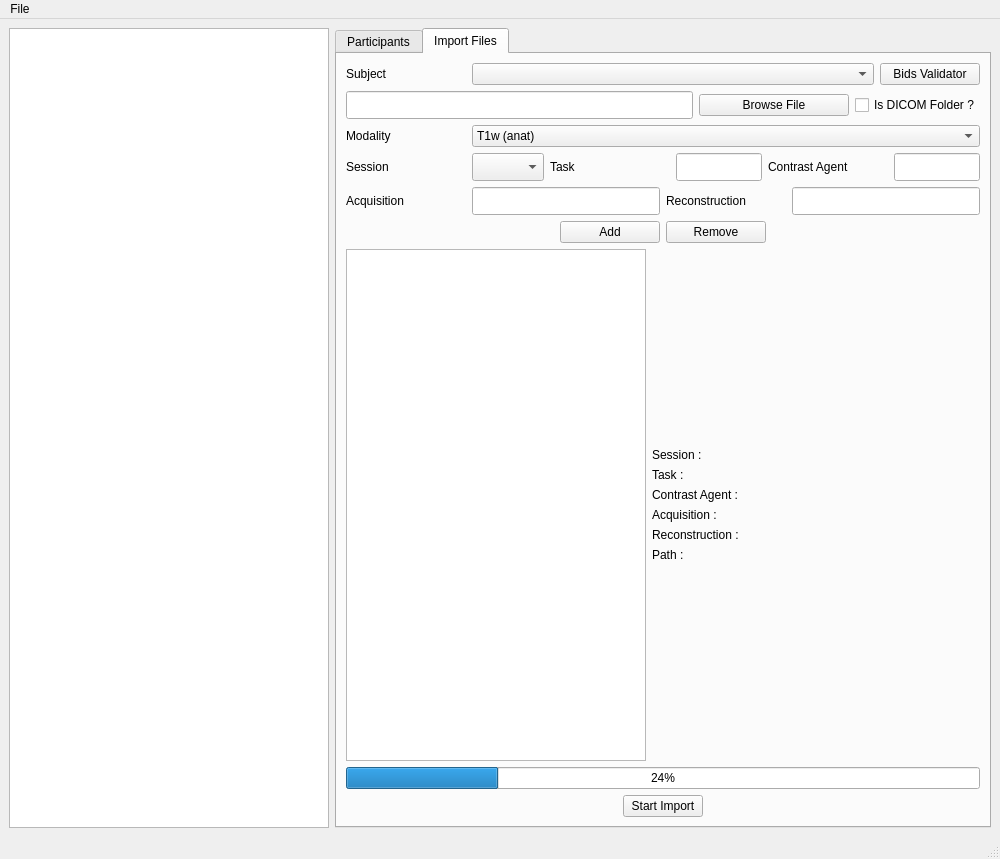
Old version of the form bidsificator/forms/MainWindow.ui in the repository HIP-infrastructure/Bidsificator.
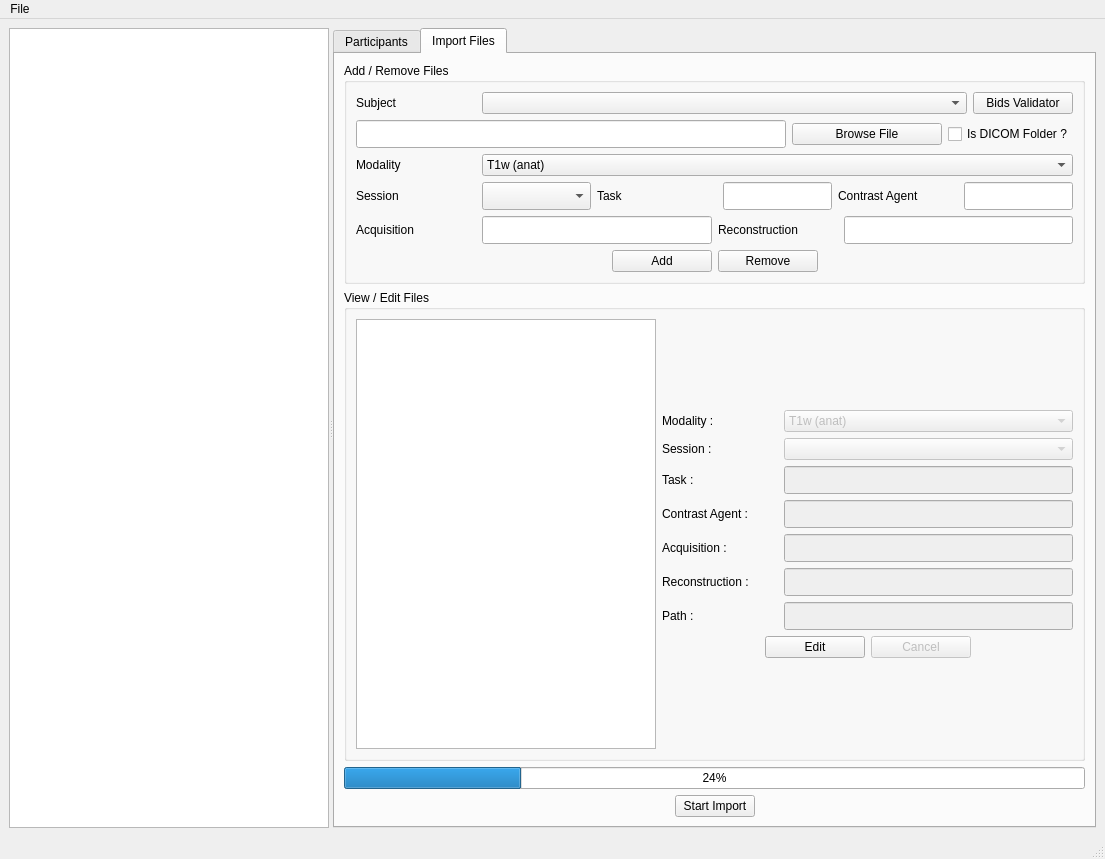
New version of the form. The open tabs and pages were chosen to show the change. Custom widgets are drawn as their Qt base class.

Commit message: Add possiblity to edit ui fields Fix session folder path that was previously only to post TODO : add the possiblity to add other session than default pre or post and handle that here as well

```diff
--- a/bidsificator/forms/MainWindow.ui
+++ b/bidsificator/forms/MainWindow.ui
@@ -6,7 +6,7 @@
    <rect>
     <x>0</x>
     <y>0</y>
-    <width>1000</width>
+    <width>1105</width>
     <height>859</height>
    </rect>
   </property>
@@ -16,6 +16,10 @@
   <widget class="QWidget" name="centralwidget">
    <layout class="QGridLayout" name="gridLayout_3">
     <item row="0" column="0">
+     <widget class="QSplitter" name="splitter">
+      <property name="orientation">
+       <enum>Qt::Horizontal</enum>
+      </property>
      <widget class="QTreeView" name="fileTreeView">
       <property name="minimumSize">
        <size>
@@ -30,8 +34,6 @@
        </size>
       </property>
      </widget>
-    </item>
-    <item row="0" column="1">
      <widget class="QTabWidget" name="tabWidget">
       <property name="currentIndex">
        <number>1</number>
@@ -107,8 +109,14 @@
        <attribute name="title">
         <string>Import Files</string>
        </attribute>
-       <layout class="QGridLayout" name="gridLayout">
-        <item row="0" column="0">
+        <layout class="QVBoxLayout" name="verticalLayout_2">
+         <item>
+          <widget class="QGroupBox" name="groupBox_2">
+           <property name="title">
+            <string>Add / Remove Files</string>
+           </property>
+           <layout class="QVBoxLayout" name="verticalLayout">
+            <item>
          <layout class="QHBoxLayout" name="SubjectLayout">
           <item>
            <widget class="QLabel" name="Subjectlabel">
@@ -160,7 +168,339 @@
           </item>
          </layout>
         </item>
-        <item row="5" column="0">
+            <item>
+             <layout class="QHBoxLayout" name="BrowseLayout">
+              <item>
+               <widget class="QLineEdit" name="AR_BrowseLineEdit">
+                <property name="minimumSize">
+                 <size>
+                  <width>0</width>
+                  <height>28</height>
+                 </size>
+                </property>
+                <property name="maximumSize">
+                 <size>
+                  <width>16777215</width>
+                  <height>28</height>
+                 </size>
+                </property>
+               </widget>
+              </item>
+              <item>
+               <widget class="QPushButton" name="AR_BrowsePushButton">
+                <property name="minimumSize">
+                 <size>
+                  <width>150</width>
+                  <height>0</height>
+                 </size>
+                </property>
+                <property name="maximumSize">
+                 <size>
+                  <width>150</width>
+                  <height>16777215</height>
+                 </size>
+                </property>
+                <property name="text">
+                 <string>Browse File</string>
+                </property>
+               </widget>
+              </item>
+              <item>
+               <widget class="QCheckBox" name="AR_IsDicomFolderCheckBox">
+                <property name="text">
+                 <string>Is DICOM Folder ?</string>
+                </property>
+               </widget>
+              </item>
+             </layout>
+            </item>
+            <item>
+             <layout class="QHBoxLayout" name="ModalityLayout">
+              <item>
+               <widget class="QLabel" name="AR_ModalityLabel">
+                <property name="minimumSize">
+                 <size>
+                  <width>120</width>
+                  <height>0</height>
+                 </size>
+                </property>
+                <property name="maximumSize">
+                 <size>
+                  <width>120</width>
+                  <height>16777215</height>
+                 </size>
+                </property>
+                <property name="text">
+                 <string>Modality</string>
+                </property>
+               </widget>
+              </item>
+              <item>
+               <widget class="QComboBox" name="AR_ModalityComboBox">
+                <property name="minimumSize">
+                 <size>
+                  <width>0</width>
+                  <height>0</height>
+                 </size>
+                </property>
+                <item>
+                 <property name="text">
+                  <string>T1w (anat)</string>
+                 </property>
+                </item>
+                <item>
+                 <property name="text">
+                  <string>T2w (anat)</string>
+                 </property>
+                </item>
+                <item>
+                 <property name="text">
+                  <string>T1rho (anat)</string>
+                 </property>
+                </item>
+                <item>
+                 <property name="text">
+                  <string>T2start (anat)</string>
+                 </property>
+                </item>
+                <item>
+                 <property name="text">
+                  <string>FLAIR (anat)</string>
+                 </property>
+                </item>
+                <item>
+                 <property name="text">
+                  <string>ct (anat)</string>
+                 </property>
+                </item>
+                <item>
+                 <property name="text">
+                  <string>ieeg (ieeg)</string>
+                 </property>
+                </item>
+                <item>
+                 <property name="text">
+                  <string>photo (ieeg)</string>
+                 </property>
+                </item>
+               </widget>
+              </item>
+             </layout>
+            </item>
+            <item>
+             <layout class="QHBoxLayout" name="EntitiesLayout1">
+              <item>
+               <widget class="QLabel" name="AR_SessionLabel">
+                <property name="minimumSize">
+                 <size>
+                  <width>120</width>
+                  <height>28</height>
+                 </size>
+                </property>
+                <property name="maximumSize">
+                 <size>
+                  <width>16777215</width>
+                  <height>28</height>
+                 </size>
+                </property>
+                <property name="text">
+                 <string>Session</string>
+                </property>
+               </widget>
+              </item>
+              <item>
+               <widget class="QComboBox" name="AR_SessionComboBox">
+                <property name="sizePolicy">
+                 <sizepolicy hsizetype="Expanding" vsizetype="Fixed">
+                  <horstretch>0</horstretch>
+                  <verstretch>0</verstretch>
+                 </sizepolicy>
+                </property>
+                <property name="minimumSize">
+                 <size>
+                  <width>0</width>
+                  <height>28</height>
+                 </size>
+                </property>
+                <property name="maximumSize">
+                 <size>
+                  <width>16777215</width>
+                  <height>28</height>
+                 </size>
+                </property>
+               </widget>
+              </item>
+              <item>
+               <widget class="QLabel" name="AR_TaskLabel">
+                <property name="minimumSize">
+                 <size>
+                  <width>120</width>
+                  <height>28</height>
+                 </size>
+                </property>
+                <property name="maximumSize">
+                 <size>
+                  <width>16777215</width>
+                  <height>28</height>
+                 </size>
+                </property>
+                <property name="text">
+                 <string>Task</string>
+                </property>
+               </widget>
+              </item>
+              <item>
+               <widget class="QLineEdit" name="AR_TaskLineEdit">
+                <property name="sizePolicy">
+                 <sizepolicy hsizetype="Expanding" vsizetype="Fixed">
+                  <horstretch>0</horstretch>
+                  <verstretch>0</verstretch>
+                 </sizepolicy>
+                </property>
+                <property name="minimumSize">
+                 <size>
+                  <width>0</width>
+                  <height>28</height>
+                 </size>
+                </property>
+                <property name="maximumSize">
+                 <size>
+                  <width>16777215</width>
+                  <height>28</height>
+                 </size>
+                </property>
+               </widget>
+              </item>
+              <item>
+               <widget class="QLabel" name="AR_ContrastAgentLabel">
+                <property name="minimumSize">
+                 <size>
+                  <width>120</width>
+                  <height>28</height>
+                 </size>
+                </property>
+                <property name="maximumSize">
+                 <size>
+                  <width>16777215</width>
+                  <height>28</height>
+                 </size>
+                </property>
+                <property name="text">
+                 <string>Contrast Agent</string>
+                </property>
+               </widget>
+              </item>
+              <item>
+               <widget class="QLineEdit" name="AR_ContrastAgentLineEdit">
+                <property name="sizePolicy">
+                 <sizepolicy hsizetype="Expanding" vsizetype="Fixed">
+                  <horstretch>0</horstretch>
+                  <verstretch>0</verstretch>
+                 </sizepolicy>
+                </property>
+                <property name="minimumSize">
+                 <size>
+                  <width>0</width>
+                  <height>28</height>
+                 </size>
+                </property>
+                <property name="maximumSize">
+                 <size>
+                  <width>16777215</width>
+                  <height>28</height>
+                 </size>
+                </property>
+               </widget>
+              </item>
+             </layout>
+            </item>
+            <item>
+             <layout class="QHBoxLayout" name="EntitiesLayout2">
+              <item>
+               <widget class="QLabel" name="AR_AcquisitionLabel">
+                <property name="minimumSize">
+                 <size>
+                  <width>120</width>
+                  <height>28</height>
+                 </size>
+                </property>
+                <property name="maximumSize">
+                 <size>
+                  <width>16777215</width>
+                  <height>28</height>
+                 </size>
+                </property>
+                <property name="text">
+                 <string>Acquisition</string>
+                </property>
+               </widget>
+              </item>
+              <item>
+               <widget class="QLineEdit" name="AR_AcquisitionLineEdit">
+                <property name="sizePolicy">
+                 <sizepolicy hsizetype="Expanding" vsizetype="Fixed">
+                  <horstretch>0</horstretch>
+                  <verstretch>0</verstretch>
+                 </sizepolicy>
+                </property>
+                <property name="minimumSize">
+                 <size>
+                  <width>0</width>
+                  <height>28</height>
+                 </size>
+                </property>
+                <property name="maximumSize">
+                 <size>
+                  <width>16777215</width>
+                  <height>28</height>
+                 </size>
+                </property>
+               </widget>
+              </item>
+              <item>
+               <widget class="QLabel" name="AR_ReconstructionLabel">
+                <property name="minimumSize">
+                 <size>
+                  <width>120</width>
+                  <height>28</height>
+                 </size>
+                </property>
+                <property name="maximumSize">
+                 <size>
+                  <width>16777215</width>
+                  <height>28</height>
+                 </size>
+                </property>
+                <property name="text">
+                 <string>Reconstruction</string>
+                </property>
+               </widget>
+              </item>
+              <item>
+               <widget class="QLineEdit" name="AR_ReconstructionLineEdit">
+                <property name="sizePolicy">
+                 <sizepolicy hsizetype="Expanding" vsizetype="Fixed">
+                  <horstretch>0</horstretch>
+                  <verstretch>0</verstretch>
+                 </sizepolicy>
+                </property>
+                <property name="minimumSize">
+                 <size>
+                  <width>0</width>
+                  <height>28</height>
+                 </size>
+                </property>
+                <property name="maximumSize">
+                 <size>
+                  <width>16777215</width>
+                  <height>28</height>
+                 </size>
+                </property>
+               </widget>
+              </item>
+             </layout>
+            </item>
+            <item>
          <layout class="QHBoxLayout" name="AddRemoveFileLayout">
           <item>
            <spacer name="horizontalSpacer">
@@ -228,50 +568,45 @@
           </item>
          </layout>
         </item>
-        <item row="6" column="0">
-         <layout class="QHBoxLayout" name="InfoLayout">
-          <item>
-           <widget class="QListWidget" name="fileListWidget">
-            <property name="minimumSize">
-             <size>
-              <width>300</width>
-              <height>0</height>
-             </size>
-            </property>
-            <property name="maximumSize">
-             <size>
-              <width>300</width>
-              <height>16777215</height>
-             </size>
-            </property>
+           </layout>
            </widget>
           </item>
           <item>
-           <layout class="QVBoxLayout" name="verticalLayout">
-            <item>
-             <spacer name="verticalSpacer">
-              <property name="orientation">
-               <enum>Qt::Vertical</enum>
-              </property>
-              <property name="sizeHint" stdset="0">
-               <size>
-                <width>20</width>
-                <height>40</height>
-               </size>
+          <widget class="QGroupBox" name="groupBox">
+           <property name="title">
+            <string>View / Edit Files</string>
+           </property>
+           <layout class="QGridLayout" name="gridLayout">
+            <item row="3" column="3">
+             <widget class="QLineEdit" name="VE_TaskLineEdit">
+              <property name="enabled">
+               <bool>false</bool>
               </property>
-             </spacer>
-            </item>
-            <item>
-             <widget class="QLabel" name="SessionLabel">
               <property name="minimumSize">
                <size>
-                <width>0</width>
-                <height>0</height>
+                <width>210</width>
+                <height>28</height>
                </size>
               </property>
               <property name="maximumSize">
                <size>
                 <width>16777215</width>
+                <height>28</height>
+               </size>
+              </property>
+             </widget>
+            </item>
+            <item row="2" column="1">
+             <widget class="QLabel" name="VE_SessionLabel">
+              <property name="minimumSize">
+               <size>
+                <width>110</width>
+                <height>0</height>
+               </size>
+              </property>
+              <property name="maximumSize">
+               <size>
+                <width>110</width>
                 <height>16777215</height>
                </size>
               </property>
@@ -280,17 +615,130 @@
               </property>
              </widget>
             </item>
+            <item row="9" column="3">
+             <spacer name="verticalSpacer_2">
+              <property name="orientation">
+               <enum>Qt::Vertical</enum>
+              </property>
+              <property name="sizeHint" stdset="0">
+               <size>
+                <width>20</width>
+                <height>79</height>
+               </size>
+              </property>
+             </spacer>
+            </item>
+            <item row="0" column="0" rowspan="10">
+             <widget class="QListWidget" name="VE_FileListWidget">
+              <property name="minimumSize">
+               <size>
+                <width>300</width>
+                <height>0</height>
+               </size>
+              </property>
+              <property name="maximumSize">
+               <size>
+                <width>300</width>
+                <height>16777215</height>
+               </size>
+              </property>
+             </widget>
+            </item>
+            <item row="8" column="1" colspan="3">
+             <layout class="QHBoxLayout" name="horizontalLayout">
             <item>
-             <widget class="QLabel" name="TaskLabel">
+               <spacer name="horizontalSpacer_6">
+                <property name="orientation">
+                 <enum>Qt::Horizontal</enum>
+                </property>
+                <property name="sizeHint" stdset="0">
+                 <size>
+                  <width>40</width>
+                  <height>20</height>
+                 </size>
+                </property>
+               </spacer>
+              </item>
+              <item>
+               <widget class="QPushButton" name="VE_EditPushButton">
               <property name="minimumSize">
                <size>
-                <width>0</width>
+                  <width>100</width>
                 <height>0</height>
                </size>
               </property>
               <property name="maximumSize">
                <size>
-                <width>16777215</width>
+                  <width>100</width>
+                  <height>16777215</height>
+                 </size>
+                </property>
+                <property name="text">
+                 <string>Edit</string>
+                </property>
+               </widget>
+              </item>
+              <item>
+               <widget class="QPushButton" name="VE_CancelPushButton">
+                <property name="enabled">
+                 <bool>false</bool>
+                </property>
+                <property name="minimumSize">
+                 <size>
+                  <width>100</width>
+                  <height>0</height>
+                 </size>
+                </property>
+                <property name="maximumSize">
+                 <size>
+                  <width>100</width>
+                  <height>16777215</height>
+                 </size>
+                </property>
+                <property name="text">
+                 <string>Cancel</string>
+                </property>
+               </widget>
+              </item>
+              <item>
+               <spacer name="horizontalSpacer_5">
+                <property name="orientation">
+                 <enum>Qt::Horizontal</enum>
+                </property>
+                <property name="sizeHint" stdset="0">
+                 <size>
+                  <width>40</width>
+                  <height>20</height>
+                 </size>
+                </property>
+               </spacer>
+              </item>
+             </layout>
+            </item>
+            <item row="0" column="3">
+             <spacer name="verticalSpacer">
+              <property name="orientation">
+               <enum>Qt::Vertical</enum>
+              </property>
+              <property name="sizeHint" stdset="0">
+               <size>
+                <width>20</width>
+                <height>80</height>
+               </size>
+              </property>
+             </spacer>
+            </item>
+            <item row="3" column="1">
+             <widget class="QLabel" name="VE_TaskLabel">
+              <property name="minimumSize">
+               <size>
+                <width>110</width>
+                <height>0</height>
+               </size>
+              </property>
+              <property name="maximumSize">
+               <size>
+                <width>110</width>
                 <height>16777215</height>
                </size>
               </property>
@@ -299,55 +747,55 @@
               </property>
              </widget>
             </item>
-            <item>
-             <widget class="QLabel" name="ContrastAgentLabel">
+            <item row="7" column="3">
+             <widget class="QLineEdit" name="VE_PathLineEdit">
+              <property name="enabled">
+               <bool>false</bool>
+              </property>
               <property name="minimumSize">
                <size>
-                <width>0</width>
-                <height>0</height>
+                <width>210</width>
+                <height>28</height>
                </size>
               </property>
               <property name="maximumSize">
                <size>
                 <width>16777215</width>
-                <height>16777215</height>
+                <height>28</height>
                </size>
               </property>
-              <property name="text">
-               <string>Contrast Agent :</string>
-              </property>
              </widget>
             </item>
-            <item>
-             <widget class="QLabel" name="AcquisitionLabel">
+            <item row="5" column="3">
+             <widget class="QLineEdit" name="VE_AcquisitionLineEdit">
+              <property name="enabled">
+               <bool>false</bool>
+              </property>
               <property name="minimumSize">
                <size>
-                <width>0</width>
-                <height>0</height>
+                <width>210</width>
+                <height>28</height>
                </size>
               </property>
               <property name="maximumSize">
                <size>
                 <width>16777215</width>
-                <height>16777215</height>
+                <height>28</height>
                </size>
               </property>
-              <property name="text">
-               <string>Acquisition :</string>
-              </property>
              </widget>
             </item>
-            <item>
-             <widget class="QLabel" name="ReconstructionLabel">
+            <item row="6" column="1">
+             <widget class="QLabel" name="VE_ReconstructionLabel">
               <property name="minimumSize">
                <size>
-                <width>0</width>
+                <width>110</width>
                 <height>0</height>
                </size>
               </property>
               <property name="maximumSize">
                <size>
-                <width>16777215</width>
+                <width>110</width>
                 <height>16777215</height>
                </size>
               </property>
@@ -356,17 +804,55 @@
               </property>
              </widget>
             </item>
-            <item>
-             <widget class="QLabel" name="FilePathLabel">
+            <item row="4" column="3">
+             <widget class="QLineEdit" name="VE_ContrastAgentLineEdit">
+              <property name="enabled">
+               <bool>false</bool>
+              </property>
               <property name="minimumSize">
                <size>
-                <width>0</width>
-                <height>0</height>
+                <width>210</width>
+                <height>28</height>
                </size>
               </property>
               <property name="maximumSize">
                <size>
                 <width>16777215</width>
+                <height>28</height>
+               </size>
+              </property>
+             </widget>
+            </item>
+            <item row="4" column="1">
+             <widget class="QLabel" name="VE_ContrastAgentLabel">
+              <property name="minimumSize">
+               <size>
+                <width>110</width>
+                <height>0</height>
+               </size>
+              </property>
+              <property name="maximumSize">
+               <size>
+                <width>110</width>
+                <height>16777215</height>
+               </size>
+              </property>
+              <property name="text">
+               <string>Contrast Agent :</string>
+              </property>
+             </widget>
+            </item>
+            <item row="7" column="1">
+             <widget class="QLabel" name="VE_FilePathLabel">
+              <property name="minimumSize">
+               <size>
+                <width>110</width>
+                <height>0</height>
+               </size>
+              </property>
+              <property name="maximumSize">
+               <size>
+                <width>110</width>
                 <height>16777215</height>
                </size>
               </property>
@@ -378,30 +864,14 @@
               </property>
              </widget>
             </item>
-            <item>
-             <spacer name="verticalSpacer_2">
-              <property name="orientation">
-               <enum>Qt::Vertical</enum>
+            <item row="6" column="3">
+             <widget class="QLineEdit" name="VE_ReconstructionLineEdit">
+              <property name="enabled">
+               <bool>false</bool>
               </property>
-              <property name="sizeHint" stdset="0">
-               <size>
-                <width>20</width>
-                <height>40</height>
-               </size>
-              </property>
-             </spacer>
-            </item>
-           </layout>
-          </item>
-         </layout>
-        </item>
-        <item row="1" column="0">
-         <layout class="QHBoxLayout" name="BrowseLayout">
-          <item>
-           <widget class="QLineEdit" name="BrowseLineEdit">
             <property name="minimumSize">
              <size>
-              <width>0</width>
+                <width>210</width>
               <height>28</height>
              </size>
             </property>
@@ -413,35 +883,92 @@
             </property>
            </widget>
           </item>
-          <item>
-           <widget class="QPushButton" name="BrowsePushButton">
+            <item row="5" column="1">
+             <widget class="QLabel" name="VE_AcquisitionLabel">
             <property name="minimumSize">
              <size>
-              <width>150</width>
+                <width>110</width>
               <height>0</height>
              </size>
             </property>
             <property name="maximumSize">
              <size>
-              <width>150</width>
+                <width>110</width>
               <height>16777215</height>
              </size>
             </property>
             <property name="text">
-             <string>Browse File</string>
+               <string>Acquisition :</string>
             </property>
            </widget>
           </item>
+            <item row="2" column="3">
+             <widget class="QComboBox" name="VE_SessionComboBox">
+              <property name="enabled">
+               <bool>false</bool>
+              </property>
+             </widget>
+            </item>
+            <item row="1" column="3">
+             <widget class="QComboBox" name="VE_ModalityComboBox">
+              <property name="enabled">
+               <bool>false</bool>
+              </property>
           <item>
-           <widget class="QCheckBox" name="IsDicomFolderCheckBox">
             <property name="text">
-             <string>Is DICOM Folder ?</string>
+                <string>T1w (anat)</string>
+               </property>
+              </item>
+              <item>
+               <property name="text">
+                <string>T2w (anat)</string>
+               </property>
+              </item>
+              <item>
+               <property name="text">
+                <string>T1rho (anat)</string>
+               </property>
+              </item>
+              <item>
+               <property name="text">
+                <string>T2start (anat)</string>
+               </property>
+              </item>
+              <item>
+               <property name="text">
+                <string>FLAIR (anat)</string>
+               </property>
+              </item>
+              <item>
+               <property name="text">
+                <string>ieeg (ieeg)</string>
+               </property>
+              </item>
+              <item>
+               <property name="text">
+                <string>photo (ieeg)</string>
+               </property>
+              </item>
+             </widget>
+            </item>
+            <item row="1" column="1">
+             <widget class="QLabel" name="VE_ModalityLabel">
+              <property name="text">
+               <string>Modality :</string>
             </property>
            </widget>
           </item>
          </layout>
-        </item>
-        <item row="8" column="0">
+          </widget>
+         </item>
+         <item>
+          <widget class="QProgressBar" name="progressBar">
+           <property name="value">
+            <number>24</number>
+           </property>
+          </widget>
+         </item>
+         <item>
          <layout class="QHBoxLayout" name="StartImportLayout">
           <item>
            <spacer name="horizontalSpacer_3">
@@ -478,300 +1005,8 @@
           </item>
          </layout>
         </item>
-        <item row="7" column="0">
-         <widget class="QProgressBar" name="progressBar">
-          <property name="value">
-           <number>24</number>
-          </property>
-         </widget>
-        </item>
-        <item row="4" column="0">
-         <layout class="QHBoxLayout" name="EntitiesLayout2">
-          <item>
-           <widget class="QLabel" name="acquisitionLabel">
-            <property name="minimumSize">
-             <size>
-              <width>120</width>
-              <height>28</height>
-             </size>
-            </property>
-            <property name="maximumSize">
-             <size>
-              <width>16777215</width>
-              <height>28</height>
-             </size>
-            </property>
-            <property name="text">
-             <string>Acquisition</string>
-            </property>
-           </widget>
-          </item>
-          <item>
-           <widget class="QLineEdit" name="acquisitionLineEdit">
-            <property name="sizePolicy">
-             <sizepolicy hsizetype="Expanding" vsizetype="Fixed">
-              <horstretch>0</horstretch>
-              <verstretch>0</verstretch>
-             </sizepolicy>
-            </property>
-            <property name="minimumSize">
-             <size>
-              <width>0</width>
-              <height>28</height>
-             </size>
-            </property>
-            <property name="maximumSize">
-             <size>
-              <width>16777215</width>
-              <height>28</height>
-             </size>
-            </property>
-           </widget>
-          </item>
-          <item>
-           <widget class="QLabel" name="reconstructionLabel">
-            <property name="minimumSize">
-             <size>
-              <width>120</width>
-              <height>28</height>
-             </size>
-            </property>
-            <property name="maximumSize">
-             <size>
-              <width>16777215</width>
-              <height>28</height>
-             </size>
-            </property>
-            <property name="text">
-             <string>Reconstruction</string>
-            </property>
-           </widget>
-          </item>
-          <item>
-           <widget class="QLineEdit" name="reconstructionLineEdit">
-            <property name="sizePolicy">
-             <sizepolicy hsizetype="Expanding" vsizetype="Fixed">
-              <horstretch>0</horstretch>
-              <verstretch>0</verstretch>
-             </sizepolicy>
-            </property>
-            <property name="minimumSize">
-             <size>
-              <width>0</width>
-              <height>28</height>
-             </size>
-            </property>
-            <property name="maximumSize">
-             <size>
-              <width>16777215</width>
-              <height>28</height>
-             </size>
-            </property>
-           </widget>
-          </item>
-         </layout>
-        </item>
-        <item row="3" column="0">
-         <layout class="QHBoxLayout" name="EntitiesLayout1">
-          <item>
-           <widget class="QLabel" name="sessionLabel">
-            <property name="minimumSize">
-             <size>
-              <width>120</width>
-              <height>28</height>
-             </size>
-            </property>
-            <property name="maximumSize">
-             <size>
-              <width>16777215</width>
-              <height>28</height>
-             </size>
-            </property>
-            <property name="text">
-             <string>Session</string>
-            </property>
-           </widget>
-          </item>
-          <item>
-           <widget class="QComboBox" name="sessionComboBox">
-            <property name="sizePolicy">
-             <sizepolicy hsizetype="Expanding" vsizetype="Fixed">
-              <horstretch>0</horstretch>
-              <verstretch>0</verstretch>
-             </sizepolicy>
-            </property>
-            <property name="minimumSize">
-             <size>
-              <width>0</width>
-              <height>28</height>
-             </size>
-            </property>
-            <property name="maximumSize">
-             <size>
-              <width>16777215</width>
-              <height>28</height>
-             </size>
-            </property>
-           </widget>
-          </item>
-          <item>
-           <widget class="QLabel" name="taskLabel">
-            <property name="minimumSize">
-             <size>
-              <width>120</width>
-              <height>28</height>
-             </size>
-            </property>
-            <property name="maximumSize">
-             <size>
-              <width>16777215</width>
-              <height>28</height>
-             </size>
-            </property>
-            <property name="text">
-             <string>Task</string>
-            </property>
-           </widget>
-          </item>
-          <item>
-           <widget class="QLineEdit" name="taskLineEdit">
-            <property name="sizePolicy">
-             <sizepolicy hsizetype="Expanding" vsizetype="Fixed">
-              <horstretch>0</horstretch>
-              <verstretch>0</verstretch>
-             </sizepolicy>
-            </property>
-            <property name="minimumSize">
-             <size>
-              <width>0</width>
-              <height>28</height>
-             </size>
-            </property>
-            <property name="maximumSize">
-             <size>
-              <width>16777215</width>
-              <height>28</height>
-             </size>
-            </property>
-           </widget>
-          </item>
-          <item>
-           <widget class="QLabel" name="contrastAgentLabel">
-            <property name="minimumSize">
-             <size>
-              <width>120</width>
-              <height>28</height>
-             </size>
-            </property>
-            <property name="maximumSize">
-             <size>
-              <width>16777215</width>
-              <height>28</height>
-             </size>
-            </property>
-            <property name="text">
-             <string>Contrast Agent</string>
-            </property>
-           </widget>
-          </item>
-          <item>
-           <widget class="QLineEdit" name="contrastAgentLineEdit">
-            <property name="sizePolicy">
-             <sizepolicy hsizetype="Expanding" vsizetype="Fixed">
-              <horstretch>0</horstretch>
-              <verstretch>0</verstretch>
-             </sizepolicy>
-            </property>
-            <property name="minimumSize">
-             <size>
-              <width>0</width>
-              <height>28</height>
-             </size>
-            </property>
-            <property name="maximumSize">
-             <size>
-              <width>16777215</width>
-              <height>28</height>
-             </size>
-            </property>
-           </widget>
-          </item>
-         </layout>
-        </item>
-        <item row="2" column="0">
-         <layout class="QHBoxLayout" name="ModalityLayout">
-          <item>
-           <widget class="QLabel" name="ModalityLabel">
-            <property name="minimumSize">
-             <size>
-              <width>120</width>
-              <height>0</height>
-             </size>
-            </property>
-            <property name="maximumSize">
-             <size>
-              <width>120</width>
-              <height>16777215</height>
-             </size>
-            </property>
-            <property name="text">
-             <string>Modality</string>
-            </property>
-           </widget>
-          </item>
-          <item>
-           <widget class="QComboBox" name="ModlalityComboBox">
-            <property name="minimumSize">
-             <size>
-              <width>0</width>
-              <height>0</height>
-             </size>
-            </property>
-            <item>
-             <property name="text">
-              <string>T1w (anat)</string>
-             </property>
-            </item>
-            <item>
-             <property name="text">
-              <string>T2w (anat)</string>
-             </property>
-            </item>
-            <item>
-             <property name="text">
-              <string>T1rho (anat)</string>
-             </property>
-            </item>
-            <item>
-             <property name="text">
-              <string>T2start (anat)</string>
-             </property>
-            </item>
-            <item>
-             <property name="text">
-              <string>FLAIR (anat)</string>
-             </property>
-            </item>
-            <item>
-             <property name="text">
-              <string>ct (anat)</string>
-             </property>
-            </item>
-            <item>
-             <property name="text">
-              <string>ieeg (ieeg)</string>
-             </property>
-            </item>
-            <item>
-             <property name="text">
-              <string>photo (ieeg)</string>
-             </property>
-            </item>
-           </widget>
-          </item>
-         </layout>
-        </item>
-       </layout>
+        </layout>
+       </widget>
       </widget>
      </widget>
     </item>
@@ -782,7 +1017,7 @@
     <rect>
      <x>0</x>
      <y>0</y>
-     <width>1000</width>
+     <width>1105</width>
      <height>21</height>
     </rect>
    </property>
```
Left out of the diff: 12 changed lines with no effect on the pictures. Lines whose indentation alone changed are shown as unchanged. The commit also changes 3 other files.
